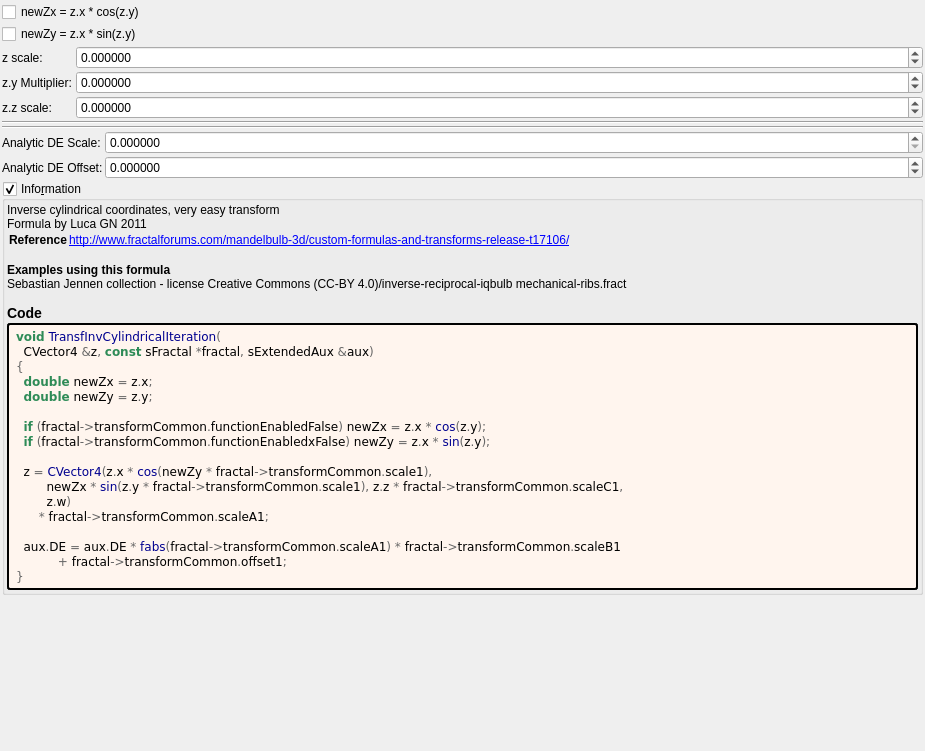
This is mandelbulber2/formula/ui/transf_inv_cylindrical.ui in buddhi1980/mandelbulber2 as Qt 5 draws it before an edit. The edited form follows.
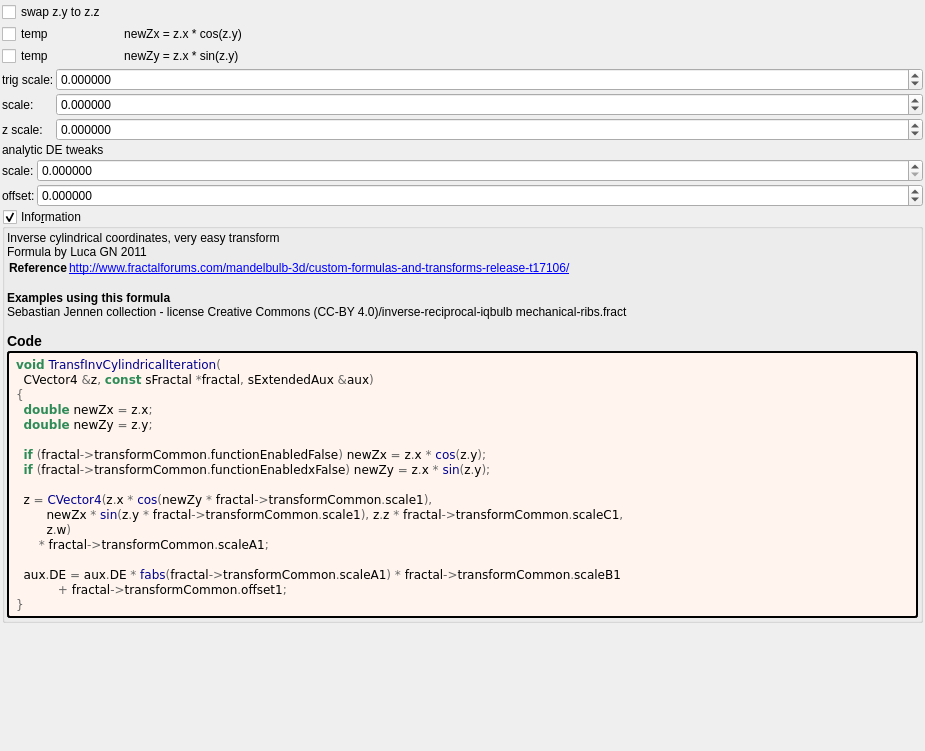
This is the edited form. Custom widgets are drawn as their Qt base class.

```diff
--- a/mandelbulber2/formula/ui/transf_inv_cylindrical.ui
+++ b/mandelbulber2/formula/ui/transf_inv_cylindrical.ui
@@ -30,14 +30,105 @@
     <number>2</number>
    </property>
    <item>
-    <layout class="QGridLayout" name="gridLayout_44" columnstretch="0,0,1">
+    <layout class="QGridLayout" name="gridLayout_27" columnstretch="0">
      <property name="spacing">
       <number>2</number>
      </property>
-     <item row="6" column="0" colspan="3">
-      <widget class="Line" name="line_33">
-       <property name="orientation">
-        <enum>Qt::Horizontal</enum>
+     <item row="2" column="0">
+      <widget class="MyCheckBox" name="checkBox_transf_function_enabledx_false">
+       <property name="text">
+        <string notr="true">temp                       newZy = z.x * sin(z.y)</string>
+       </property>
+      </widget>
+     </item>
+     <item row="1" column="0">
+      <widget class="MyCheckBox" name="checkBox_transf_function_enabled_false">
+       <property name="text">
+        <string notr="true">temp                       newZx = z.x * cos(z.y)</string>
+       </property>
+      </widget>
+     </item>
+     <item row="0" column="0">
+      <widget class="MyCheckBox" name="checkBox_transf_function_enabledz_false">
+       <property name="text">
+        <string notr="true">swap z.y to z.z</string>
+       </property>
+      </widget>
+     </item>
+    </layout>
+   </item>
+   <item>
+    <layout class="QGridLayout" name="gridLayout_26" columnstretch="0,1">
+     <property name="spacing">
+      <number>2</number>
+     </property>
+     <item row="0" column="1">
+      <widget class="MyDoubleSpinBox" name="spinbox_transf_scale_1">
+       <property name="sizePolicy">
+        <sizepolicy hsizetype="Minimum" vsizetype="Maximum">
+         <horstretch>0</horstretch>
+         <verstretch>0</verstretch>
+        </sizepolicy>
+       </property>
+       <property name="prefix">
+        <string/>
+       </property>
+       <property name="suffix">
+        <string/>
+       </property>
+       <property name="decimals">
+        <number>6</number>
+       </property>
+       <property name="minimum">
+        <double>-99.989999999999995</double>
+       </property>
+       <property name="maximum">
+        <double>99.989999999999995</double>
+       </property>
+       <property name="singleStep">
+        <double>0.100000000000000</double>
+       </property>
+      </widget>
+     </item>
+     <item row="1" column="1">
+      <widget class="MyDoubleSpinBox" name="spinbox_transf_scaleC_1">
+       <property name="sizePolicy">
+        <sizepolicy hsizetype="Minimum" vsizetype="Maximum">
+         <horstretch>0</horstretch>
+         <verstretch>0</verstretch>
+        </sizepolicy>
+       </property>
+       <property name="prefix">
+        <string/>
+       </property>
+       <property name="suffix">
+        <string/>
+       </property>
+       <property name="decimals">
+        <number>6</number>
+       </property>
+       <property name="minimum">
+        <double>-99.989999999999995</double>
+       </property>
+       <property name="maximum">
+        <double>99.989999999999995</double>
+       </property>
+       <property name="singleStep">
+        <double>0.100000000000000</double>
+       </property>
+      </widget>
+     </item>
+     <item row="0" column="0">
+      <widget class="QLabel" name="label_113">
+       <property name="text">
+        <string>trig scale:</string>
+       </property>
+      </widget>
+     </item>
+     <item row="1" column="0">
+      <widget class="QLabel" name="label_114">
+       <property name="text">
+        <string>scale:</string>
        </property>
       </widget>
      </item>
@@ -48,14 +139,7 @@
        </property>
       </widget>
      </item>
-     <item row="3" column="0">
-      <widget class="QLabel" name="label_113">
-       <property name="text">
-        <string>z.y Multiplier:</string>
-       </property>
-      </widget>
-     </item>
-     <item row="2" column="2">
+     <item row="2" column="1">
       <widget class="MyDoubleSpinBox" name="spinbox_transf_scaleA_1">
        <property name="sizePolicy">
         <sizepolicy hsizetype="Minimum" vsizetype="Maximum">
@@ -83,94 +167,47 @@
        </property>
       </widget>
      </item>
-     <item row="5" column="0" colspan="3">
-      <widget class="Line" name="line_30">
-       <property name="orientation">
-        <enum>Qt::Horizontal</enum>
-       </property>
-      </widget>
-     </item>
-     <item row="3" column="2">
-      <widget class="MyDoubleSpinBox" name="spinbox_transf_scale_1">
-       <property name="sizePolicy">
-        <sizepolicy hsizetype="Minimum" vsizetype="Maximum">
-         <horstretch>0</horstretch>
-         <verstretch>0</verstretch>
-        </sizepolicy>
-       </property>
-       <property name="prefix">
-        <string/>
-       </property>
-       <property name="suffix">
-        <string/>
-       </property>
-       <property name="decimals">
-        <number>6</number>
-       </property>
-       <property name="minimum">
-        <double>-99.989999999999995</double>
-       </property>
-       <property name="maximum">
-        <double>99.989999999999995</double>
-       </property>
-       <property name="singleStep">
-        <double>0.100000000000000</double>
-       </property>
-      </widget>
-     </item>
-     <item row="4" column="0">
-      <widget class="QLabel" name="label_114">
-       <property name="text">
-        <string>z.z scale:</string>
-       </property>
-      </widget>
-     </item>
-     <item row="4" column="2">
-      <widget class="MyDoubleSpinBox" name="spinbox_transf_scaleC_1">
-       <property name="sizePolicy">
-        <sizepolicy hsizetype="Minimum" vsizetype="Maximum">
-         <horstretch>0</horstretch>
-         <verstretch>0</verstretch>
-        </sizepolicy>
-       </property>
-       <property name="prefix">
-        <string/>
-       </property>
-       <property name="suffix">
-        <string/>
-       </property>
-       <property name="decimals">
-        <number>6</number>
-       </property>
-       <property name="minimum">
-        <double>-99.989999999999995</double>
-       </property>
-       <property name="maximum">
-        <double>99.989999999999995</double>
-       </property>
-       <property name="singleStep">
-        <double>0.100000000000000</double>
-       </property>
-      </widget>
-     </item>
-     <item row="0" column="0" colspan="3">
-      <widget class="MyCheckBox" name="checkBox_transf_function_enabled_false">
-       <property name="text">
-        <string notr="true">newZx = z.x * cos(z.y)</string>
-       </property>
-      </widget>
-     </item>
-     <item row="1" column="0" colspan="3">
-      <widget class="MyCheckBox" name="checkBox_transf_function_enabledx_false">
-       <property name="text">
-        <string notr="true">newZy = z.x * sin(z.y)</string>
-       </property>
-      </widget>
-     </item>
     </layout>
    </item>
    <item>
-    <layout class="QGridLayout" name="gridLayout" columnstretch="0,1">
+    <layout class="QGridLayout" name="gridLayout_30" columnstretch="0,1">
+     <property name="spacing">
+      <number>2</number>
+     </property>
+     <item row="2" column="1">
+      <widget class="MyDoubleSpinBox" name="spinbox_transf_offset_1">
+       <property name="sizePolicy">
+        <sizepolicy hsizetype="Minimum" vsizetype="Maximum">
+         <horstretch>0</horstretch>
+         <verstretch>0</verstretch>
+        </sizepolicy>
+       </property>
+       <property name="font">
+        <font>
+         <weight>50</weight>
+         <bold>false</bold>
+        </font>
+       </property>
+       <property name="prefix">
+        <string/>
+       </property>
+       <property name="suffix">
+        <string/>
+       </property>
+       <property name="decimals">
+        <number>6</number>
+       </property>
+       <property name="minimum">
+        <double>-99.000000000000000</double>
+       </property>
+       <property name="maximum">
+        <double>99.000000000000000</double>
+       </property>
+       <property name="singleStep">
+        <double>0.100000000000000</double>
+       </property>
+      </widget>
+     </item>
      <item row="1" column="0">
       <widget class="QLabel" name="label_105">
        <property name="font">
@@ -180,7 +217,7 @@
         </font>
        </property>
        <property name="text">
-        <string>Analytic DE Scale:</string>
+        <string>scale:</string>
        </property>
       </widget>
      </item>
@@ -219,6 +256,19 @@
       </widget>
      </item>
      <item row="2" column="0">
+      <widget class="QLabel" name="label_109">
+       <property name="font">
+        <font>
+         <weight>50</weight>
+         <bold>false</bold>
+        </font>
+       </property>
+       <property name="text">
+        <string>offset:</string>
+       </property>
+      </widget>
+     </item>
+     <item row="0" column="0" colspan="2">
       <widget class="QLabel" name="label_106">
        <property name="font">
         <font>
@@ -227,41 +277,7 @@
         </font>
        </property>
        <property name="text">
-        <string>Analytic DE Offset:</string>
-       </property>
-      </widget>
-     </item>
-     <item row="2" column="1">
-      <widget class="MyDoubleSpinBox" name="spinbox_transf_offset_1">
-       <property name="sizePolicy">
-        <sizepolicy hsizetype="Minimum" vsizetype="Maximum">
-         <horstretch>0</horstretch>
-         <verstretch>0</verstretch>
-        </sizepolicy>
-       </property>
-       <property name="font">
-        <font>
-         <weight>50</weight>
-         <bold>false</bold>
-        </font>
-       </property>
-       <property name="prefix">
-        <string/>
-       </property>
-       <property name="suffix">
-        <string/>
-       </property>
-       <property name="decimals">
-        <number>6</number>
-       </property>
-       <property name="minimum">
-        <double>-99.000000000000000</double>
-       </property>
-       <property name="maximum">
-        <double>99.000000000000000</double>
-       </property>
-       <property name="singleStep">
-        <double>0.100000000000000</double>
+        <string>analytic DE tweaks</string>
        </property>
       </widget>
      </item>
```
Left out of the diff: 11 changed lines with no effect on the pictures.
